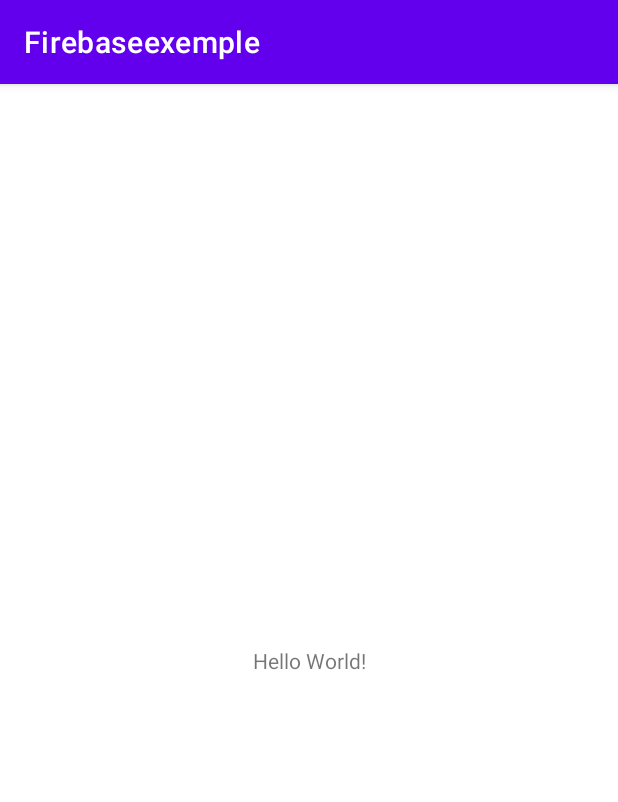
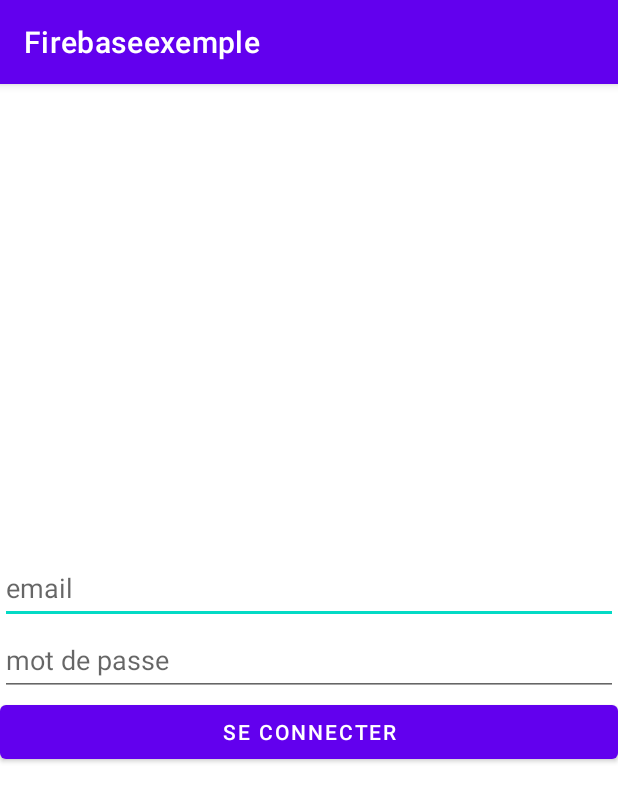
Before and after one commit to Ardu974/firebaseexemple, an Android app: the screen it shows after launch (MainActivity), on a phone screen of 412 x 824 dp. Shown: the top 802 px of the screen. Run offline under Robolectric (Android 15) with nearby library versions, the phone set to English and light mode, and no system bars.

Commit message:
3-Initialisation de l'interface

```diff
--- a/app/src/main/java/com/example/firebaseexemple/MainActivity.kt
+++ b/app/src/main/java/com/example/firebaseexemple/MainActivity.kt
@@ -2,10 +2,17 @@ package com.example.firebaseexemple
 
 import androidx.appcompat.app.AppCompatActivity
 import android.os.Bundle
+import android.widget.Button
+import android.widget.EditText
 
 class MainActivity : AppCompatActivity() {
     override fun onCreate(savedInstanceState: Bundle?) {
         super.onCreate(savedInstanceState)
         setContentView(R.layout.activity_main)
+        val ETemail = findViewById<EditText>(R.id.email)
+        val ETpassword = findViewById<EditText>(R.id.password)
+        val btConnexion = findViewById<Button>(R.id.btConnecter)
+
+        btConnexion.setOnClickListener{}
     }
 }
--- a/app/src/main/res/layout/activity_main.xml
+++ b/app/src/main/res/layout/activity_main.xml
@@ -1,18 +1,34 @@
 <?xml version="1.0" encoding="utf-8"?>
-<androidx.constraintlayout.widget.ConstraintLayout xmlns:android="http://schemas.android.com/apk/res/android"
+<LinearLayout xmlns:android="http://schemas.android.com/apk/res/android"
     xmlns:app="http://schemas.android.com/apk/res-auto"
     xmlns:tools="http://schemas.android.com/tools"
     android:layout_width="match_parent"
     android:layout_height="match_parent"
-    tools:context=".MainActivity">
+    android:gravity="center"
+    android:orientation="vertical"
+    tools:context=".MainActivity" >
 
-    <TextView
-        android:layout_width="wrap_content"
+    <EditText
+        android:id="@+id/email"
+        android:layout_width="match_parent"
         android:layout_height="wrap_content"
-        android:text="Hello World!"
-        app:layout_constraintBottom_toBottomOf="parent"
-        app:layout_constraintLeft_toLeftOf="parent"
-        app:layout_constraintRight_toRightOf="parent"
-        app:layout_constraintTop_toTopOf="parent" />
+        android:ems="10"
+        android:hint="email"
+        android:inputType="textPersonName"
+        android:minHeight="48dp" />
 
-</androidx.constraintlayout.widget.ConstraintLayout>
+    <EditText
+        android:id="@+id/password"
+        android:layout_width="match_parent"
+        android:layout_height="wrap_content"
+        android:ems="10"
+        android:hint="mot de passe"
+        android:inputType="textPassword"
+        android:minHeight="48dp" />
+
+    <Button
+        android:id="@+id/btConnecter"
+        android:layout_width="match_parent"
+        android:layout_height="wrap_content"
+        android:text="Se connecter" />
+</LinearLayout>
```
